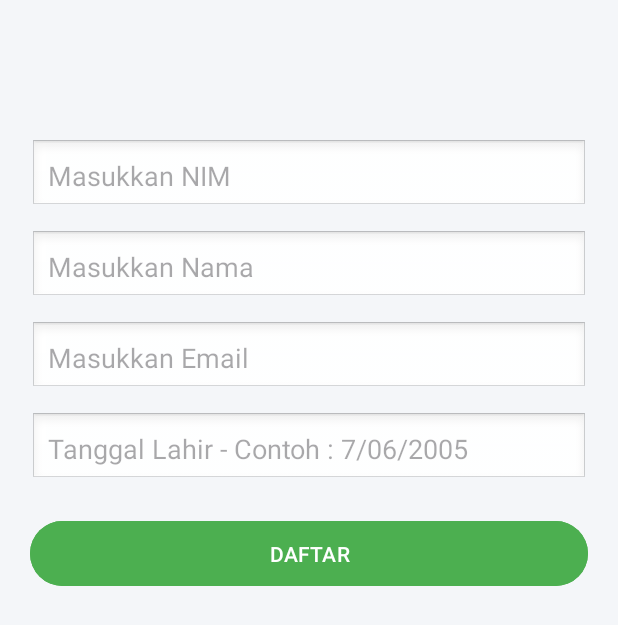
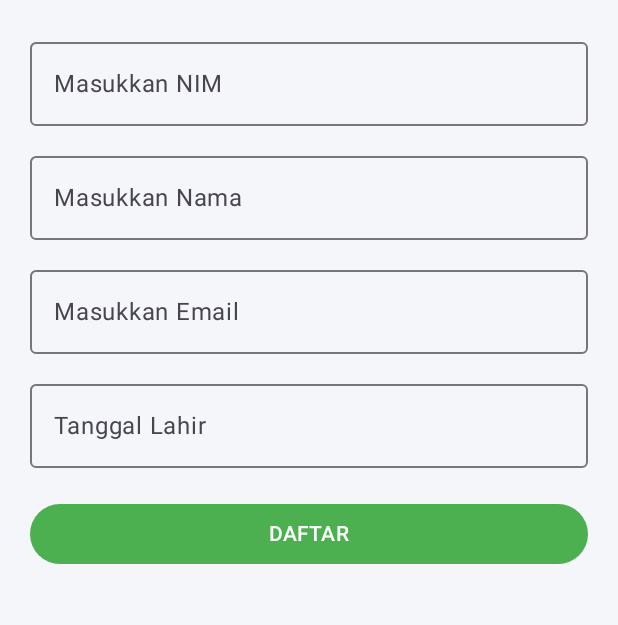
Before and after one commit to Rafifffff/Tugas_3_PAM, an Android app built with Jetpack Compose: the screen it shows after launch (MainActivity), on a phone screen of 412 x 824 dp. Shown: the top 625 px of the screen. Run offline under Robolectric (Android 15) with nearby library versions, the phone set to English and light mode, and no system bars.

```diff
--- a/app/build.gradle.kts
+++ b/app/build.gradle.kts
@@ -1,6 +1,7 @@
 plugins {
     alias(libs.plugins.android.application)
     alias(libs.plugins.kotlin.android)
+    id("org.jetbrains.kotlin.plugin.compose") version "2.0.0"
 }
 
 android {
@@ -26,6 +27,15 @@ android {
             )
         }
     }
+
+    buildFeatures {
+        compose = true
+    }
+
+    composeOptions {
+        kotlinCompilerExtensionVersion = "1.5.14"
+    }
+
     compileOptions {
         sourceCompatibility = JavaVersion.VERSION_11
         targetCompatibility = JavaVersion.VERSION_11
@@ -35,14 +45,25 @@ android {
     }
 }
 
+
 dependencies {
-
     implementation(libs.androidx.core.ktx)
     implementation(libs.androidx.appcompat)
     implementation(libs.material)
-    implementation(libs.androidx.activity)
-    implementation(libs.androidx.constraintlayout)
+
+    implementation("androidx.activity:activity-compose:1.8.2")
+
+    implementation(platform("androidx.compose:compose-bom:2024.06.00"))
+
+    implementation("androidx.compose.ui:ui")
+    implementation("androidx.compose.ui:ui-tooling-preview")
+    implementation("androidx.compose.material3:material3")
+
+    debugImplementation("androidx.compose.ui:ui-tooling")
+    debugImplementation("androidx.compose.ui:ui-test-manifest")
+
     testImplementation(libs.junit)
     androidTestImplementation(libs.androidx.junit)
     androidTestImplementation(libs.androidx.espresso.core)
+    androidTestImplementation("androidx.compose.ui:ui-test-junit4")
 }
--- a/app/src/main/java/com/example/tugashalamanregistrasi/MainActivity.kt
+++ b/app/src/main/java/com/example/tugashalamanregistrasi/MainActivity.kt
@@ -1,43 +1,134 @@
 package com.example.tugashalamanregistrasi
 
 import android.os.Bundle
-import android.widget.Button
-import android.widget.EditText
-import android.widget.TextView
-import android.widget.Toast
-import androidx.appcompat.app.AppCompatActivity
+import androidx.activity.ComponentActivity
+import androidx.activity.compose.setContent
+import androidx.compose.foundation.background
+import androidx.compose.foundation.isSystemInDarkTheme
+import androidx.compose.foundation.layout.*
+import androidx.compose.material3.*
+import androidx.compose.runtime.*
+import androidx.compose.ui.Alignment
+import androidx.compose.ui.Modifier
+import androidx.compose.ui.graphics.Color
+import androidx.compose.ui.text.font.FontWeight
+import androidx.compose.ui.unit.dp
+import androidx.compose.ui.unit.sp
 
-class MainActivity : AppCompatActivity() {
+class MainActivity : ComponentActivity() {
     override fun onCreate(savedInstanceState: Bundle?) {
         super.onCreate(savedInstanceState)
-        setContentView(R.layout.activity_main)
-
-        val etNim = findViewById<EditText>(R.id.etNim)
-        val etNama = findViewById<EditText>(R.id.etNama)
-        val etEmail = findViewById<EditText>(R.id.etEmail)
-        val etTglLahir = findViewById<EditText>(R.id.etTglLahir)
-        val btnDaftar = findViewById<Button>(R.id.btnDaftar)
-        val tvHeader = findViewById<TextView>(R.id.tvHeader)
-
-        btnDaftar.setOnClickListener {
-            val nim = etNim.text.toString().trim()
-            val nama = etNama.text.toString().trim()
-            val email = etEmail.text.toString().trim()
-            val tglLahir = etTglLahir.text.toString().trim()
-
-            if (nim.isNotEmpty() && nama.isNotEmpty() && email.isNotEmpty() && tglLahir.isNotEmpty()) {
-                tvHeader.text = "$nama\n $nim"
-                tvHeader.textAlignment = TextView.TEXT_ALIGNMENT_CENTER
-
-                etNim.setText("")
-                etNama.setText("")
-                etEmail.setText("")
-                etTglLahir.setText("")
-
-                Toast.makeText(this, "Registrasi Berhasil!", Toast.LENGTH_SHORT).show()
-            } else {
-                Toast.makeText(this, "Harap isi semua field", Toast.LENGTH_SHORT).show()
+        setContent {
+            AppTheme {
+                RegistrasiScreen()
             }
         }
     }
 }
+
+@Composable
+fun AppTheme(content: @Composable () -> Unit) {
+    val darkColors = darkColorScheme(
+        primary = Color(0xFF4CAF50),
+        onPrimary = Color.White,
+        background = Color.Black,
+        onBackground = Color.White
+    )
+
+    val lightColors = lightColorScheme(
+        primary = Color(0xFF4CAF50),
+        onPrimary = Color.White,
+        background = Color(0xFFF4F6F9),
+        onBackground = Color.Black
+    )
+
+    val isDark = isSystemInDarkTheme()
+    MaterialTheme(
+        colorScheme = if (isDark) darkColors else lightColors,
+        typography = Typography(),
+        content = content
+    )
+}
+
+@Composable
+fun RegistrasiScreen() {
+    var nim by remember { mutableStateOf("") }
+    var nama by remember { mutableStateOf("") }
+    var email by remember { mutableStateOf("") }
+    var tglLahir by remember { mutableStateOf("") }
+    var headerNama by remember { mutableStateOf("") }
+    var headerNim by remember { mutableStateOf("") }
+
+    Column(
+        modifier = Modifier
+            .fillMaxSize()
+            .background(MaterialTheme.colorScheme.background)
+            .padding(20.dp),
+        horizontalAlignment = Alignment.CenterHorizontally
+    ) {
+        if (headerNama.isNotEmpty() && headerNim.isNotEmpty()) {
+            Text(
+                text = headerNama,
+                fontSize = 18.sp,
+                fontWeight = FontWeight.Bold,
+                color = MaterialTheme.colorScheme.onBackground
+            )
+            Text(
+                text = headerNim,
+                fontSize = 16.sp,
+                color = MaterialTheme.colorScheme.onBackground
+            )
+            Spacer(modifier = Modifier.height(20.dp))
+        }
+
+        OutlinedTextField(
+            value = nim,
+            onValueChange = { nim = it },
+            label = { Text("Masukkan NIM") },
+            modifier = Modifier.fillMaxWidth()
+        )
+        Spacer(modifier = Modifier.height(12.dp))
+
+        OutlinedTextField(
+            value = nama,
+            onValueChange = { nama = it },
+            label = { Text("Masukkan Nama") },
+            modifier = Modifier.fillMaxWidth()
+        )
+        Spacer(modifier = Modifier.height(12.dp))
+
+        OutlinedTextField(
+            value = email,
+            onValueChange = { email = it },
+            label = { Text("Masukkan Email") },
+            modifier = Modifier.fillMaxWidth()
+        )
+        Spacer(modifier = Modifier.height(12.dp))
+
+        OutlinedTextField(
+            value = tglLahir,
+            onValueChange = { tglLahir = it },
+            label = { Text("Tanggal Lahir") },
+            modifier = Modifier.fillMaxWidth()
+        )
+        Spacer(modifier = Modifier.height(20.dp))
+
+        Button(
+            onClick = {
+                if (nim.isNotEmpty() && nama.isNotEmpty() && email.isNotEmpty() && tglLahir.isNotEmpty()) {
+                    headerNama = nama
+                    headerNim = nim
+
+                    nim = ""
+                    nama = ""
+                    email = ""
+                    tglLahir = ""
+                }
+            },
+            modifier = Modifier.fillMaxWidth(),
+            colors = ButtonDefaults.buttonColors(containerColor = MaterialTheme.colorScheme.primary)
+        ) {
+            Text("DAFTAR", color = MaterialTheme.colorScheme.onPrimary)
+        }
+    }
+}
--- a/app/src/main/res/layout/activity_main.xml
+++ /dev/null
@@ -1,73 +0,0 @@
-<?xml version="1.0" encoding="utf-8"?>
-<LinearLayout xmlns:android="http://schemas.android.com/apk/res/android"
-    android:layout_width="match_parent"
-    android:layout_height="match_parent"
-    android:orientation="vertical"
-    android:gravity="center_horizontal"
-    android:padding="20dp"
-    android:background="#F4F6F9">
-
-    <TextView
-        android:id="@+id/tvHeader"
-        android:layout_width="wrap_content"
-        android:layout_height="wrap_content"
-        android:text=""
-        android:textSize="18sp"
-        android:textStyle="bold"
-        android:textColor="#333333"
-        android:gravity="center"
-        android:padding="16dp" />
-
-    <EditText
-        android:id="@+id/etNim"
-        android:layout_width="match_parent"
-        android:layout_height="wrap_content"
-        android:hint="Masukkan NIM"
-        android:textColor="#000000"
-        android:padding="12dp"
-        android:background="@android:drawable/edit_text"
-        android:layout_marginTop="16dp" />
-
-    <EditText
-        android:id="@+id/etNama"
-        android:layout_width="match_parent"
-        android:layout_height="wrap_content"
-        android:hint="Masukkan Nama"
-        android:textColor="#000000"
-        android:padding="12dp"
-        android:background="@android:drawable/edit_text"
-        android:layout_marginTop="12dp" />
-
-    <EditText
-        android:id="@+id/etEmail"
-        android:layout_width="match_parent"
-        android:layout_height="wrap_content"
-        android:hint="Masukkan Email"
-        android:inputType="textEmailAddress"
-        android:textColor="#000000"
-        android:padding="12dp"
-        android:background="@android:drawable/edit_text"
-        android:layout_marginTop="12dp" />
-
-    <EditText
-        android:id="@+id/etTglLahir"
-        android:layout_width="match_parent"
-        android:layout_height="wrap_content"
-        android:hint="Tanggal Lahir - Contoh : 7/06/2005"
-        android:inputType="date"
-        android:textColor="#000000"
-        android:padding="12dp"
-        android:background="@android:drawable/edit_text"
-        android:layout_marginTop="12dp" />
-
-    <Button
-        android:id="@+id/btnDaftar"
-        android:layout_width="match_parent"
-        android:layout_height="wrap_content"
-        android:text="DAFTAR"
-        android:backgroundTint="#4CAF50"
-        android:textColor="#FFFFFF"
-        android:layout_marginTop="20dp"
-        android:padding="12dp" />
-
-</LinearLayout>
--- a/build.gradle.kts
+++ b/build.gradle.kts
@@ -1,4 +1,4 @@
-// Top-level build file where you can add configuration options common to all sub-projects/modules.
+// Top-level build file
 plugins {
     alias(libs.plugins.android.application) apply false
     alias(libs.plugins.kotlin.android) apply false
--- a/gradle.properties
+++ b/gradle.properties
@@ -21,3 +21,6 @@ kotlin.code.style=official
 # resources declared in the library itself and none from the library's dependencies,
 # thereby reducing the size of the R class for that library
 android.nonTransitiveRClass=true
+# Enable Jetpack Compose
+android.defaults.buildfeatures.compose=true
+android.kotlin.compiler.extension.version=1.5.0
```
